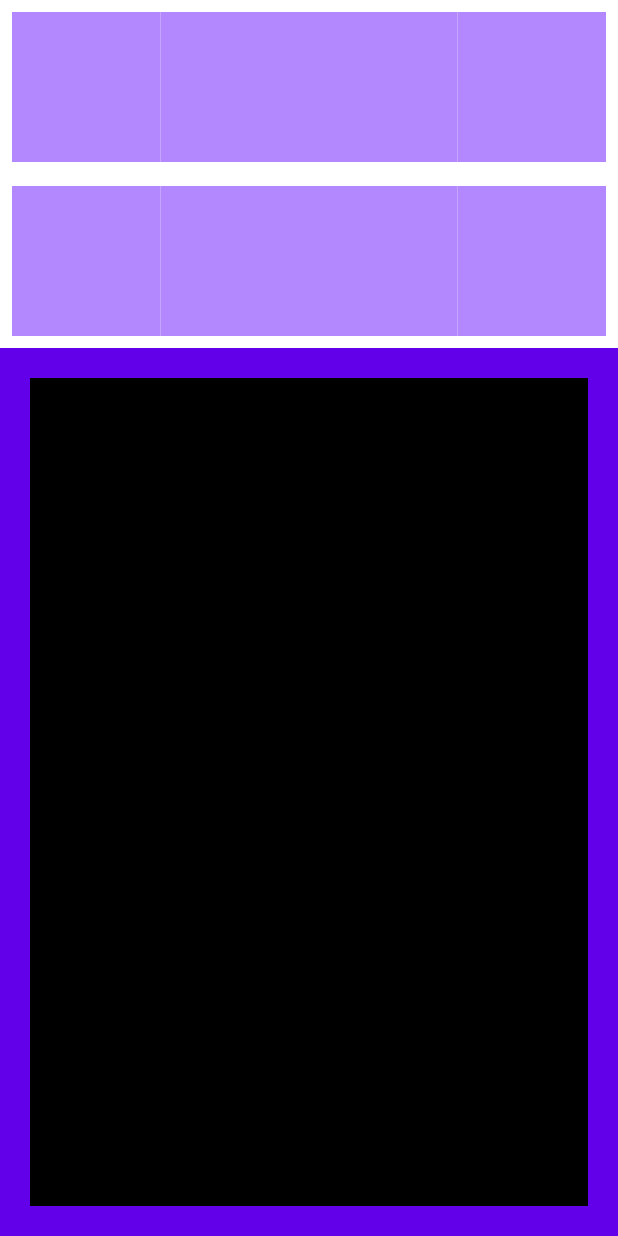
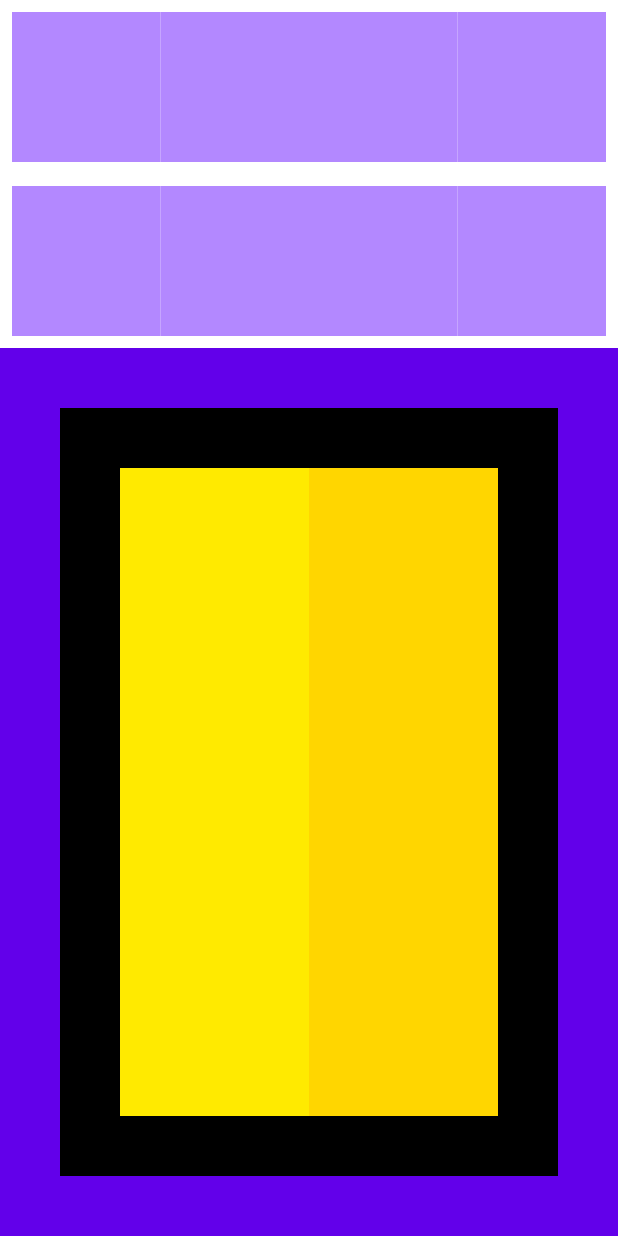
Before and after one commit to stellarboymihir/route_in_live, a Flutter app: the screen it shows after launch, on a phone screen of 412 x 824 dp. Run offline on Flutter 3.47's test engine with Material 3 defaults, Android fonts, the phone set to English and light mode, and no system bars.

Commit message:
Holiday task day1

```diff
--- a/lib/task.dart
+++ b/lib/task.dart
@@ -11,6 +11,7 @@ class _TaskState extends State<Task> {
   @override
   Widget build(BuildContext context) {
     return Scaffold(
+      // 1st Part
       backgroundColor: Colors.white,
       body: SafeArea(
         child: Expanded(
@@ -20,6 +21,7 @@ class _TaskState extends State<Task> {
                 padding: const EdgeInsets.all(8.0),
                 child: Expanded(
                   child: Row(
+                    // Upper Part  1st Row
                     children: [
                       Expanded(
                         child: Container(
@@ -59,6 +61,7 @@ class _TaskState extends State<Task> {
               Padding(
                 padding: const EdgeInsets.all(8.0),
                 child: Row(
+                  // Upper Part 2nd Row
                   children: [
                     Expanded(
                       child: Container(
@@ -94,6 +97,8 @@ class _TaskState extends State<Task> {
                   ],
                 ),
               ),
+
+              //Lower Part
               Expanded(
                 child: Row(
                   children: [
@@ -102,38 +107,84 @@ class _TaskState extends State<Task> {
                         children: [
                           Expanded(
                             child: Container(
-                              padding: const EdgeInsets.all(20),
+                              // Lower Part 1st border radius
+                              padding: const EdgeInsets.all(40),
                               // height: 100,
                               // width: 100,
                               color: Colors.deepPurpleAccent.shade700,
                               child: Expanded(
                                 child: Container(
+                                  // Lower Part 2nd border radius
+                                  padding: const EdgeInsets.all(40),
                                   // height: 10,
                                   // width: 10,
                                   color: Colors.black,
-                                  child: Expanded(
-                                    child: Padding(
-                                      padding: const EdgeInsets.all(8.0),
                                   child: Column(
                                     children: [
-                                          Container(
-                                            color: Colors.white,
+                                      Expanded(
+                                        child: Row(
+                                          children: [
+                                            Column(
+                                              children: [
+                                                Expanded(
+                                                  child: Container(
+                                                    color: Colors
+                                                        .yellowAccent.shade200,
+                                                    // height: 10,
+                                                    // width: 10,
+                                                    // child: Column(
+                                                    //   children: [
+                                                    //     Expanded(
+                                                    //       child: Container(
+                                                    //         padding:
+                                                    //             EdgeInsets.all(10),
+                                                    //         // height: 10,
+                                                    //         // width: 10,
+                                                    //         // color: Colors.blueAccent
+                                                    //         //     .shade100,
+                                                    //         // child: Container(
+                                                    //         //   // height: 10,
+                                                    //         //   // width: 10,
+                                                    //         //   color: Colors
+                                                    //         //       .purpleAccent
+                                                    //         //       .shade200,
+                                                    //         //
+                                                    //         //   child: Container(
+                                                    //         //     // height: 10,
+                                                    //         //     // width: 10,
+                                                    //         //     color: Colors
+                                                    //         //         .purpleAccent
+                                                    //         //         .shade700,
+                                                    //         //   ),
+                                                    //         // ),
+                                                    //       ),
+                                                    //     ),
+                                                    //   ],
+                                                    // ),
+                                                  ),
+                                                ),
+                                              ],
+                                            ),
+                                            Expanded(
+                                              child: Container(
+                                                color: Colors
+                                                    .yellowAccent.shade400,
                                                 // height: 10,
                                                 // width: 10,
                                               ),
-                                          Container(
-                                            color: Colors.white,
+                                            ),
+                                            Expanded(
+                                              child: Container(
+                                                color: Colors
+                                                    .yellowAccent.shade700,
                                                 // height: 10,
                                                 // width: 10,
                                               ),
-                                          Container(
-                                            color: Colors.white,
-                                            // height: 10,
-                                            // width: 10,
                                             ),
                                           ],
                                         ),
                                       ),
+                                    ],
                                   ),
                                 ),
                               ),
@@ -142,13 +193,6 @@ class _TaskState extends State<Task> {
                         ],
                       ),
                     ),
-                    // Expanded(
-                    //   child: Container(
-                    //     // height: 10,
-                    //     // width: 10,
-                    //     color: Colors.deepPurpleAccent.shade200,
-                    //   ),
-                    // ),
                   ],
                 ),
               ),
```
Lines whose indentation alone changed are shown as unchanged.
